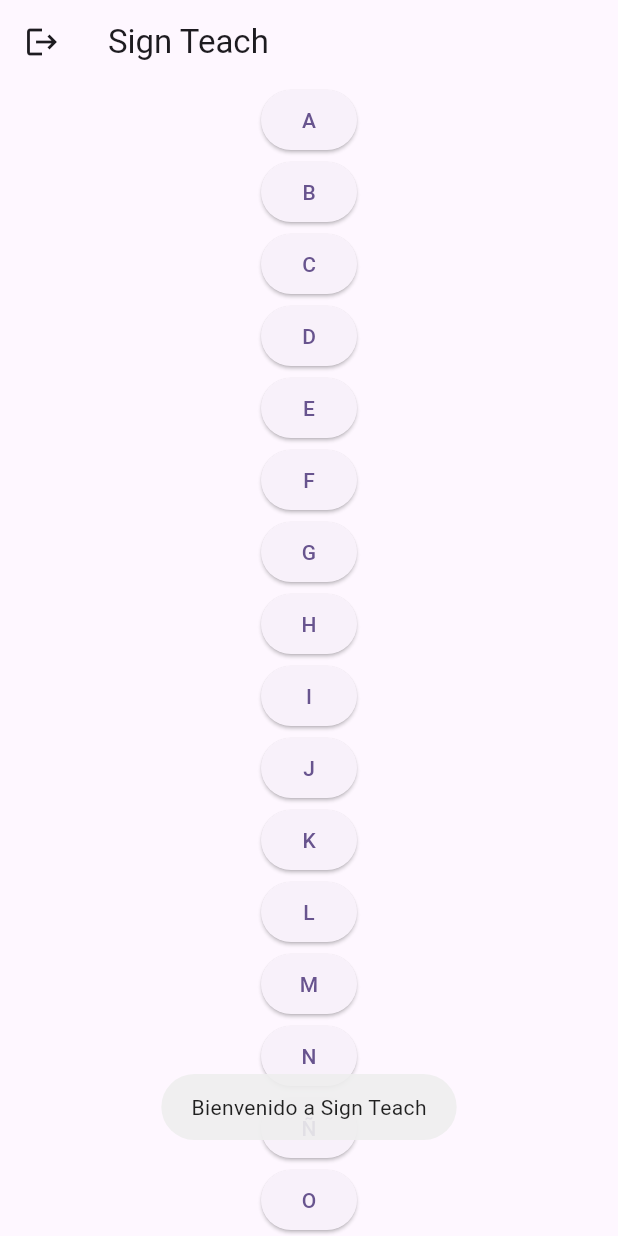
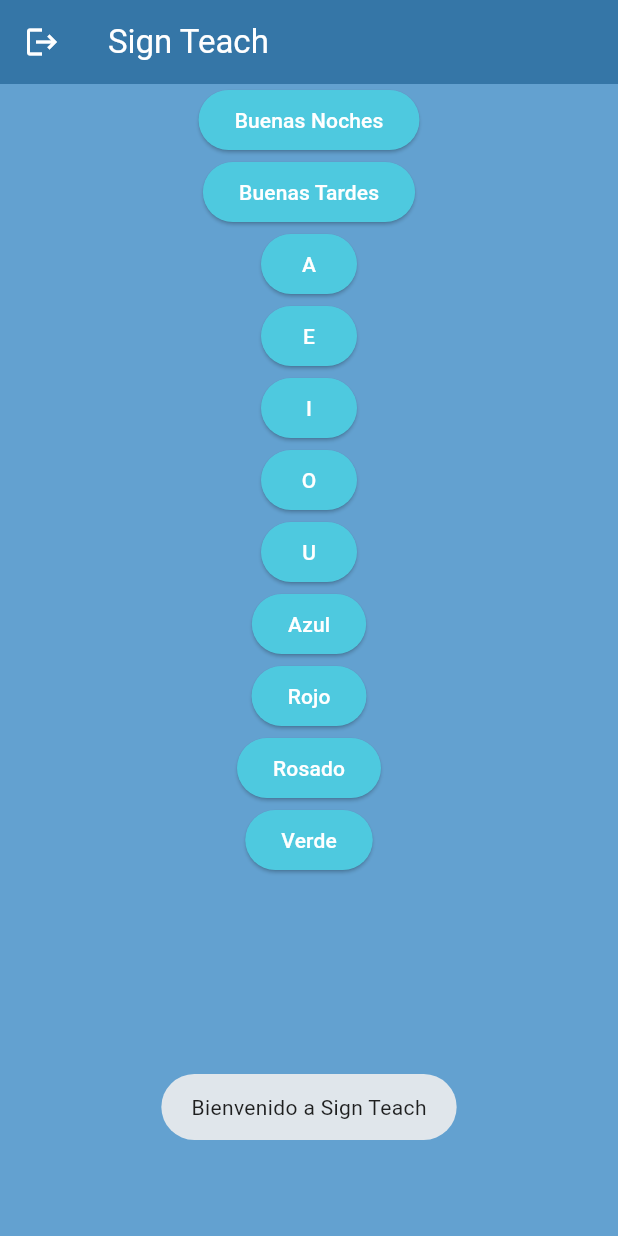
Before and after one commit to Alan1108/signteach, a Flutter app: the MainScreen screen opened directly, on a phone screen of 412 x 824 dp. Run offline on Flutter 3.47's test engine with Material 2 defaults, Android fonts, the phone set to English and light mode, and no system bars; our stand-ins replace firebase_auth, firebase_core, fluttertoast, google_sign_in, video_player; accounts and stored records are empty; generated files the repository leaves out were written again; network calls fail.

Commit message:
fix: some ui changes and logo for android changes

```diff
--- a/lib/pages/letter_screen.dart
+++ b/lib/pages/letter_screen.dart
@@ -1,4 +1,5 @@
 import 'package:flutter/material.dart';
+import 'package:signteach/utils/consts.dart';
 import 'package:video_player/video_player.dart';
 
 class LetterScreen extends StatefulWidget {
@@ -10,7 +11,6 @@
 }
 
 class LetterScreenState extends State<LetterScreen> {
-  String letterVideo = '';
   late VideoPlayerController _controller;
   late Future<void> _initializeVideoPlayerFuture;
 
@@ -36,7 +36,12 @@
   Widget build(BuildContext context) {
     return (Scaffold(
       appBar: AppBar(
-        title: Text(widget.title),
+        title: Text(
+          widget.title.replaceAll('%20', ' '),
+          style: const TextStyle(color: Colors.white),
+        ),
+        backgroundColor: terciary,
+        iconTheme: const IconThemeData(color: Colors.white),
       ),
       body: FutureBuilder(
         future: _initializeVideoPlayerFuture,
@@ -73,6 +78,7 @@
           }
         },
       ),
+      backgroundColor: quaternary,
     ));
   }
 }
--- a/lib/pages/main_screen.dart
+++ b/lib/pages/main_screen.dart
@@ -4,7 +4,6 @@
 import 'package:signteach/pages/letter_screen.dart';
 import 'package:signteach/pages/login_screen.dart';
 import 'package:signteach/utils/consts.dart';
-import 'package:firebase_storage/firebase_storage.dart';
 
 class MainScreen extends StatefulWidget {
   const MainScreen({super.key});
@@ -30,17 +29,24 @@
     );
     return Scaffold(
       appBar: AppBar(
-        title: const Text('Sign Teach'),
+        title: const Text(
+          'Sign Teach',
+          style: TextStyle(color: Colors.white),
+        ),
         leading: IconButton(
-          icon: const Icon(Icons.logout),
+          icon: const Icon(
+            Icons.logout,
+            color: Colors.white,
+          ),
           onPressed: () {
             _signOut(context);
           },
         ),
+        backgroundColor: terciary,
       ),
       body: Center(
         child: ListView.builder(
-              itemCount: abecedary.length,
+            itemCount: vowelsGreatingsAndColors.length,
             itemBuilder: (context, index) {
               if (index >= _currentStartIndex + 10) {
                 _currentStartIndex += 10;
@@ -48,14 +54,23 @@
               return Column(
                 children: [
                   ElevatedButton(
-                      child: Text(abecedary[index]),
                     onPressed: () {
-                        changeScreen(context, abecedary[index]);
+                      changeScreen(context, vowelsGreatingsAndColors[index]);
                     },
-                    )
+                    style: const ButtonStyle(
+                      backgroundColor: MaterialStatePropertyAll(primary),
+                      iconColor: MaterialStatePropertyAll(Colors.white),
+                    ),
+                    child: Text(
+                      vowelsGreatingsAndColors[index].replaceAll('%20', ' '),
+                      style: const TextStyle(color: Colors.white),
+                    ),
+                  ),
                 ],
               );
-              })),
+            }),
+      ),
+      backgroundColor: secondary,
     );
   }
 
--- a/lib/utils/consts.dart
+++ b/lib/utils/consts.dart
@@ -30,6 +30,20 @@
   'Z'
 ];
 
+List<String> vowelsGreatingsAndColors = [
+  'Buenas%20Noches',
+  'Buenas%20Tardes',
+  'A',
+  'E',
+  'I',
+  'O',
+  'U',
+  'Azul',
+  'Rojo',
+  'Rosado',
+  'Verde'
+];
+
 const primary = Color.fromARGB(255, 78, 201, 223);
 const secondary = Color.fromARGB(255, 99, 161, 208);
 const terciary = Color.fromARGB(255, 53, 118, 167);
```
Also changed, not shown: 6 other files. Lines whose indentation alone changed are shown as unchanged.
